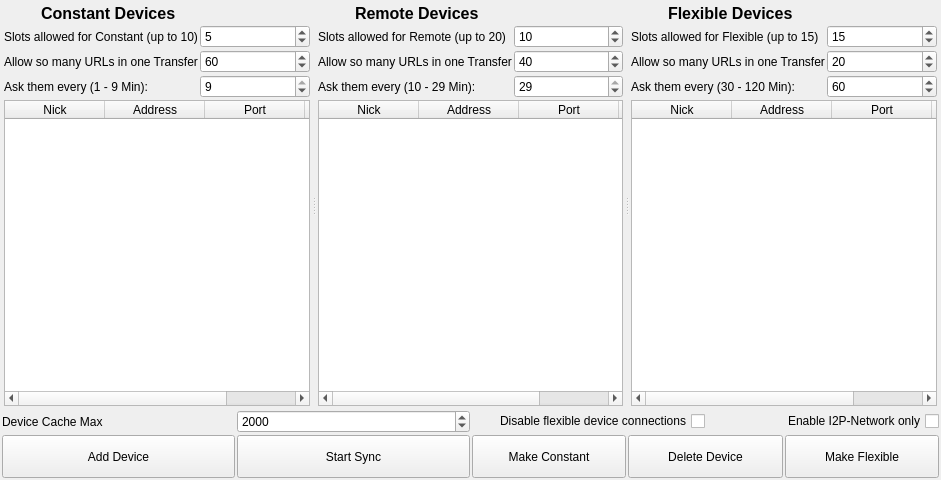
Qt form ui/connection-display.ui (berndhs/arado) before a commit.
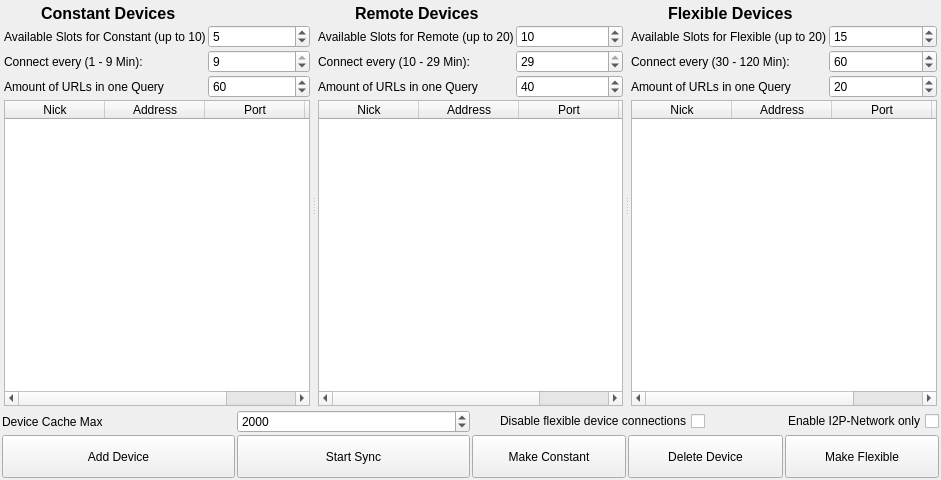
The same form after that commit. Icons and pictures are not drawn.

Commit message: terms and toolstips.

Diff of the .ui file:
```diff
--- a/ui/connection-display.ui
+++ b/ui/connection-display.ui
@@ -69,7 +69,7 @@
          <item row="0" column="0">
           <widget class="QLabel" name="label_Slots_A">
            <property name="text">
-            <string>Slots allowed for Constant (up to 10)</string>
+            <string>Available Slots for Constant (up to 10)</string>
            </property>
           </widget>
          </item>
@@ -86,14 +86,7 @@
            </property>
           </widget>
          </item>
-         <item row="1" column="0">
-          <widget class="QLabel" name="label_URL_A">
-           <property name="text">
-            <string>Allow so many URLs in one Transfer</string>
-           </property>
-          </widget>
-         </item>
-         <item row="1" column="1">
+         <item row="2" column="1">
           <widget class="QSpinBox" name="slots_A">
            <property name="minimum">
             <number>30</number>
@@ -106,14 +99,14 @@
            </property>
           </widget>
          </item>
-         <item row="2" column="0">
+         <item row="1" column="0">
           <widget class="QLabel" name="labelipask_A">
            <property name="text">
-            <string>Ask them every (1 - 9 Min):</string>
+            <string>Connect every (1 - 9 Min):</string>
            </property>
           </widget>
          </item>
-         <item row="2" column="1">
+         <item row="1" column="1">
           <widget class="QSpinBox" name="ipask_A">
            <property name="toolTip">
             <string>IP-connections of your devices are dropped for sync-balancing reasons each X minutes (10-30).</string>
@@ -132,6 +125,13 @@
            </property>
           </widget>
          </item>
+         <item row="2" column="0">
+          <widget class="QLabel" name="label_URL_A">
+           <property name="text">
+            <string>Amount of URLs in one Query</string>
+           </property>
+          </widget>
+         </item>
         </layout>
        </item>
        <item>
@@ -210,14 +210,14 @@
          <item row="0" column="0">
           <widget class="QLabel" name="label_Slots_B">
            <property name="text">
-            <string>Slots allowed for Remote (up to 20)</string>
+            <string>Available Slots for Remote (up to 20)</string>
            </property>
           </widget>
          </item>
          <item row="0" column="1">
           <widget class="QSpinBox" name="slots_B">
            <property name="minimum">
-            <number>1</number>
+            <number>5</number>
            </property>
            <property name="maximum">
             <number>20</number>
@@ -227,14 +227,14 @@
            </property>
           </widget>
          </item>
-         <item row="1" column="0">
+         <item row="2" column="0">
           <widget class="QLabel" name="label_URL_B">
            <property name="text">
-            <string>Allow so many URLs in one Transfer</string>
+            <string>Amount of URLs in one Query</string>
            </property>
           </widget>
          </item>
-         <item row="1" column="1">
+         <item row="2" column="1">
           <widget class="QSpinBox" name="urlamount_B">
            <property name="minimum">
             <number>20</number>
@@ -247,14 +247,14 @@
            </property>
           </widget>
          </item>
-         <item row="2" column="0">
+         <item row="1" column="0">
           <widget class="QLabel" name="labelipask_B">
            <property name="text">
-            <string>Ask them every (10 - 29 Min):</string>
+            <string>Connect every (10 - 29 Min):</string>
            </property>
           </widget>
          </item>
-         <item row="2" column="1">
+         <item row="1" column="1">
           <widget class="QSpinBox" name="ipask_B">
            <property name="toolTip">
             <string>IP-connections of your devices are dropped for sync-balancing reasons each X minutes (10-30).</string>
@@ -351,12 +351,15 @@
          <item row="0" column="0">
           <widget class="QLabel" name="label_Slots_C">
            <property name="text">
-            <string>Slots allowed for Flexible (up to 15)</string>
+            <string>Available Slots for Flexible (up to 20)</string>
            </property>
           </widget>
          </item>
          <item row="0" column="1">
           <widget class="QSpinBox" name="slots_C">
+           <property name="minimum">
+            <number>2</number>
+           </property>
            <property name="maximum">
             <number>20</number>
            </property>
@@ -365,14 +368,14 @@
            </property>
           </widget>
          </item>
-         <item row="1" column="0">
+         <item row="2" column="0">
           <widget class="QLabel" name="label_URL_C">
            <property name="text">
-            <string>Allow so many URLs in one Transfer</string>
+            <string>Amount of URLs in one Query</string>
            </property>
           </widget>
          </item>
-         <item row="1" column="1">
+         <item row="2" column="1">
           <widget class="QSpinBox" name="urlamount_C">
            <property name="minimum">
             <number>10</number>
@@ -385,14 +388,14 @@
            </property>
           </widget>
          </item>
-         <item row="2" column="0">
+         <item row="1" column="0">
           <widget class="QLabel" name="labelipask_C">
            <property name="text">
-            <string>Ask them every (30 - 120 Min):</string>
+            <string>Connect every (30 - 120 Min):</string>
            </property>
           </widget>
          </item>
-         <item row="2" column="1">
+         <item row="1" column="1">
           <widget class="QSpinBox" name="ipask_C">
            <property name="toolTip">
             <string>IP-connections of your devices are dropped for sync-balancing reasons each X minutes (10-30).</string>
```
Left out of the diff: 15 changed lines with no effect on the pictures.
